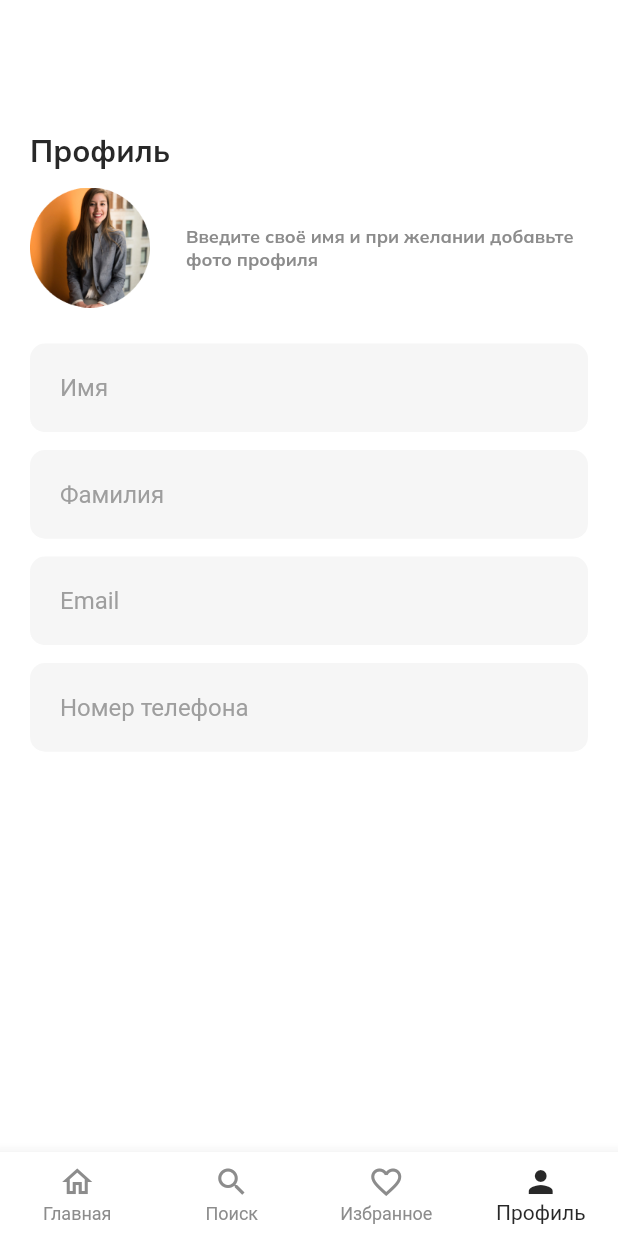
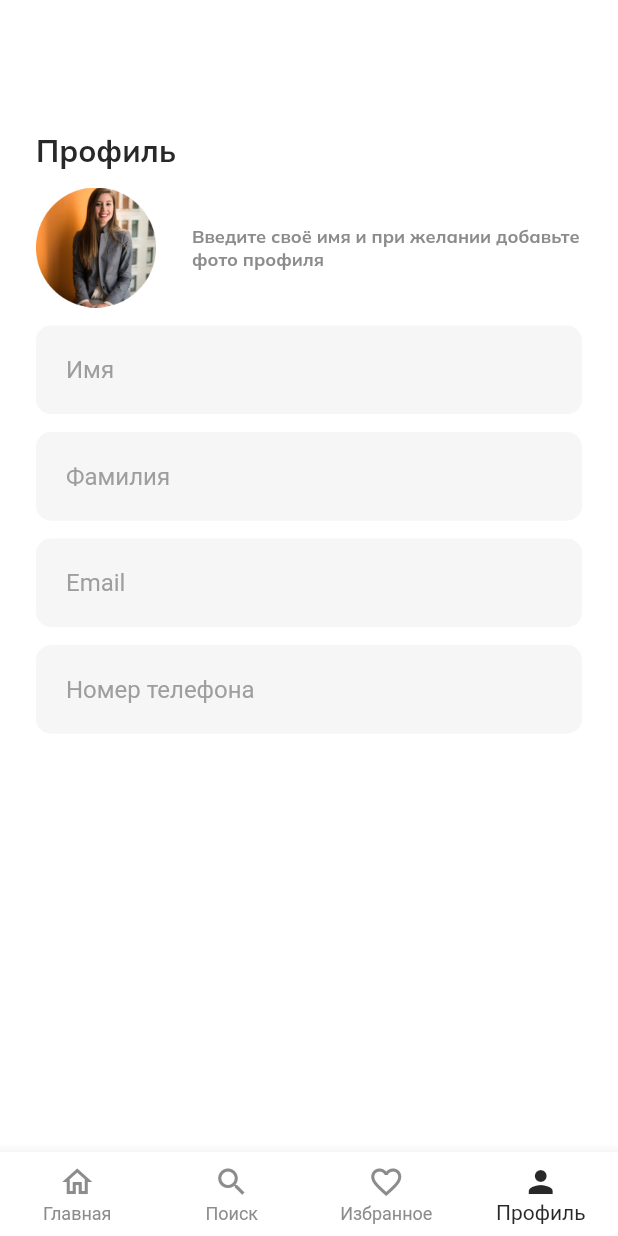
Before and after one commit to IlyaKachelovskiy/group, a Flutter app: the ProfileScreen screen opened by its route, on a phone screen of 412 x 824 dp. Run offline on Flutter 3.47's test engine with Material 2 defaults, Android fonts, the phone set to English and light mode, and no system bars; our stand-ins replace auto_route.

Commit message:
007: добавил отступы через хранилище отступов

```diff
--- a/lib/presentation/base_widgets/base_text_field.dart
+++ b/lib/presentation/base_widgets/base_text_field.dart
@@ -1,5 +1,6 @@
 import 'package:flutter/material.dart';
 import 'package:group/core/constants/ui_kit_colors.dart';
+import 'package:group/core/constants/ui_kit_dimen.dart';
 
 class BaseTextField extends TextField {
   BaseTextField({
@@ -16,11 +17,11 @@ class BaseTextField extends TextField {
                 const EdgeInsets.symmetric(horizontal: 20, vertical: 20),
             focusedBorder: OutlineInputBorder(
               borderSide: const BorderSide(color: UiKitColors.mainGray),
-              borderRadius: BorderRadius.circular(10),
+              borderRadius: BorderRadius.circular(UiKitDimen.baseRadius),
             ),
             enabledBorder: UnderlineInputBorder(
               borderSide: const BorderSide(color: UiKitColors.mainGray),
-              borderRadius: BorderRadius.circular(10),
+              borderRadius: BorderRadius.circular(UiKitDimen.baseRadius),
             ),
           ),
         );
--- a/lib/presentation/screens/profile/profile_screen.dart
+++ b/lib/presentation/screens/profile/profile_screen.dart
@@ -1,6 +1,7 @@
 import 'package:flutter/material.dart';
 import 'package:group/core/constants/asset_provider.dart';
 import 'package:group/core/constants/string_provider.dart';
+import 'package:group/core/constants/ui_kit_dimen.dart';
 import 'package:group/core/constants/ui_kit_text_style.dart';
 import 'package:group/presentation/base_widgets/base_text_field.dart';
 
@@ -12,17 +13,17 @@ class ProfileScreen extends StatelessWidget {
     return SafeArea(
       child: Scaffold(
         body: Padding(
-          padding: const EdgeInsets.symmetric(horizontal: 20),
+          padding:
+              const EdgeInsets.symmetric(horizontal: UiKitDimen.paddingMedium),
           child: Column(
             crossAxisAlignment: CrossAxisAlignment.start,
             children: [
-              const SizedBox(height: 88),
-
+              const SizedBox(height: UiKitDimen.baseTopPageMargin),
               Text(
                 StringProvider.profileScreenTitle,
                 style: UiKitTextStyle.splashScreenTitle,
               ),
-              const SizedBox(height: 12),
+              const SizedBox(height: UiKitDimen.heightSmall),
               Row(
                 children: [
                   SizedBox(
@@ -30,23 +31,24 @@ class ProfileScreen extends StatelessWidget {
                     height: 80,
                     child: Image.asset(AssetProvider.profileAvatar),
                   ),
-                  const SizedBox(width: 24),
+                  const SizedBox(width: UiKitDimen.widthMedium),
                   Flexible(
                     child: Text(
-                      'Введите своё имя и при желании добавьте фото профиля',
+                      StringProvider.profileScreenHintText,
                       style: UiKitTextStyle.description,
                     ),
                   ),
                 ],
               ),
-              const SizedBox(height: 24),
-              BaseTextField(hintText: 'Имя'),
-              const SizedBox(height: 12),
-              BaseTextField(hintText: 'Фамилия'),
-              const SizedBox(height: 12),
-              BaseTextField(hintText: 'Email'),
-              const SizedBox(height: 12),
-              BaseTextField(hintText: 'Номер телефона'),
+              const SizedBox(height: UiKitDimen.heightSmall),
+              BaseTextField(hintText: StringProvider.profileScreenFirstName),
+              const SizedBox(height: UiKitDimen.heightSmall),
+              BaseTextField(hintText: StringProvider.profileScreenLastName),
+              const SizedBox(height: UiKitDimen.heightSmall),
+              BaseTextField(hintText: StringProvider.profileScreenTitleEmail),
+              const SizedBox(height: UiKitDimen.heightSmall),
+              BaseTextField(
+                  hintText: StringProvider.profileScreenTitlePhoneNumber),
             ],
           ),
         ),
```
